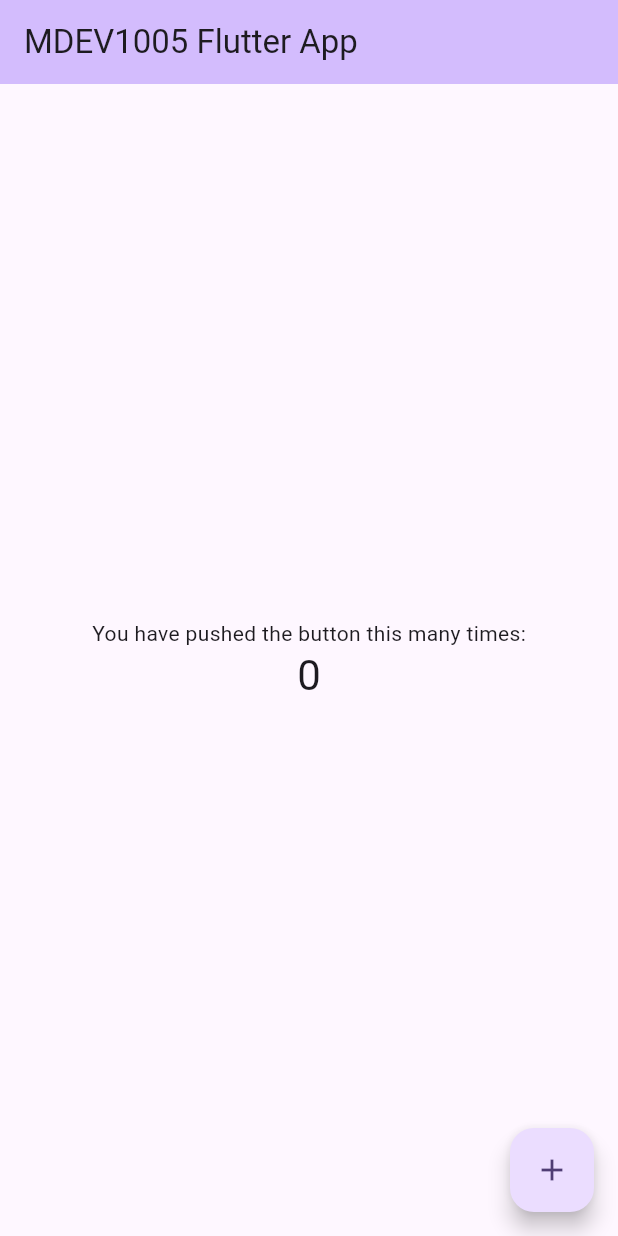
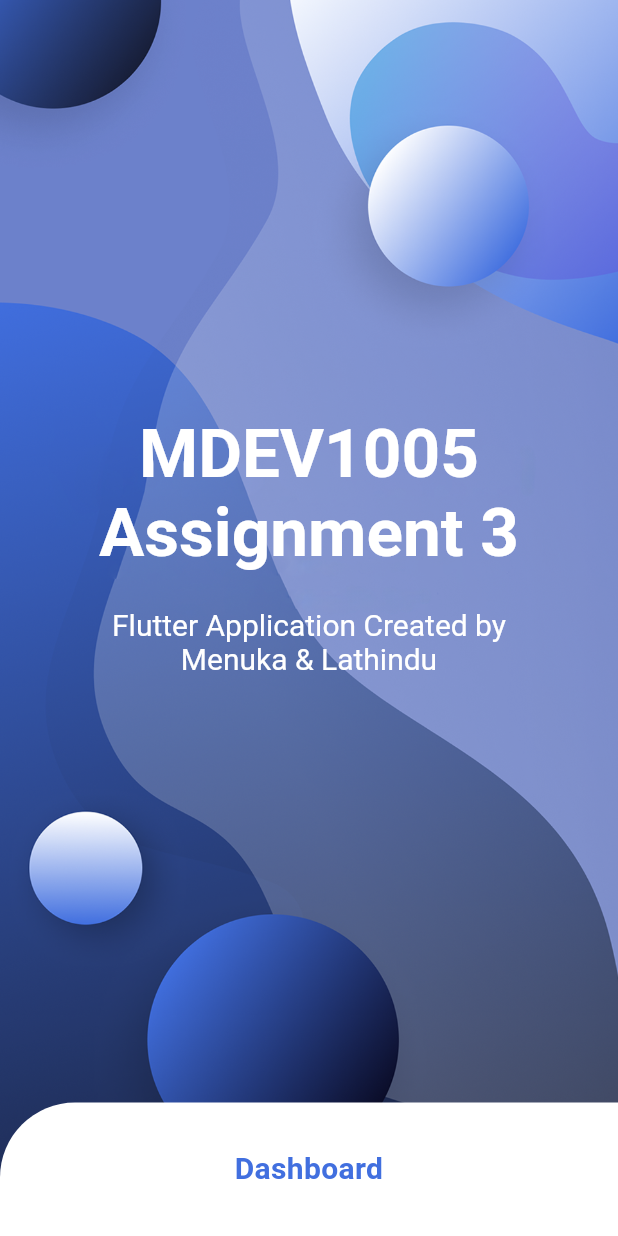
Before and after one commit to Pinto-PINTO/MDEV1005-Assignment3, a Flutter app: the screen it shows after launch, on a phone screen of 412 x 824 dp. Run offline on Flutter 3.47's test engine with Material 3 defaults, Android fonts, the phone set to English and light mode, and no system bars.

Commit message:
Created the Welcome Page

```diff
--- a/lib/main.dart
+++ b/lib/main.dart
@@ -1,4 +1,5 @@
 import 'package:flutter/material.dart';
+import 'package:mdev1005_flutter_assign3/screens/welcome_screen.dart';
 
 void main() {
   runApp(const MyApp());
@@ -11,115 +12,12 @@ class MyApp extends StatelessWidget {
   @override
   Widget build(BuildContext context) {
     return MaterialApp(
-      title: 'Flutter Demo',
+      title: 'MDEV1005 Assignment 3',
       theme: ThemeData(
-        // This is the theme of your application.
-        //
-        // TRY THIS: Try running your application with "flutter run". You'll see
-        // the application has a purple toolbar. Then, without quitting the app,
-        // try changing the seedColor in the colorScheme below to Colors.green
-        // and then invoke "hot reload" (save your changes or press the "hot
-        // reload" button in a Flutter-supported IDE, or press "r" if you used
-        // the command line to start the app).
-        //
-        // Notice that the counter didn't reset back to zero; the application
-        // state is not lost during the reload. To reset the state, use hot
-        // restart instead.
-        //
-        // This works for code too, not just values: Most code changes can be
-        // tested with just a hot reload.
         colorScheme: ColorScheme.fromSeed(seedColor: Colors.deepPurple),
         useMaterial3: true,
       ),
-      home: const MyHomePage(title: 'MDEV1005 Flutter App'),
+      home: const WelcomeScreen(),
     );
   }
 }
-
-class MyHomePage extends StatefulWidget {
-  const MyHomePage({super.key, required this.title});
-
-  // This widget is the home page of your application. It is stateful, meaning
-  // that it has a State object (defined below) that contains fields that affect
-  // how it looks.
-
-  // This class is the configuration for the state. It holds the values (in this
-  // case the title) provided by the parent (in this case the App widget) and
-  // used by the build method of the State. Fields in a Widget subclass are
-  // always marked "final".
-
-  final String title;
-
-  @override
-  State<MyHomePage> createState() => _MyHomePageState();
-}
-
-class _MyHomePageState extends State<MyHomePage> {
-  int _counter = 0;
-
-  void _incrementCounter() {
-    setState(() {
-      // This call to setState tells the Flutter framework that something has
-      // changed in this State, which causes it to rerun the build method below
-      // so that the display can reflect the updated values. If we changed
-      // _counter without calling setState(), then the build method would not be
-      // called again, and so nothing would appear to happen.
-      _counter++;
-    });
-  }
-
-  @override
-  Widget build(BuildContext context) {
-    // This method is rerun every time setState is called, for instance as done
-    // by the _incrementCounter method above.
-    //
-    // The Flutter framework has been optimized to make rerunning build methods
-    // fast, so that you can just rebuild anything that needs updating rather
-    // than having to individually change instances of widgets.
-    return Scaffold(
-      appBar: AppBar(
-        // TRY THIS: Try changing the color here to a specific color (to
-        // Colors.amber, perhaps?) and trigger a hot reload to see the AppBar
-        // change color while the other colors stay the same.
-        backgroundColor: Theme.of(context).colorScheme.inversePrimary,
-        // Here we take the value from the MyHomePage object that was created by
-        // the App.build method, and use it to set our appbar title.
-        title: Text(widget.title),
-      ),
-      body: Center(
-        // Center is a layout widget. It takes a single child and positions it
-        // in the middle of the parent.
-        child: Column(
-          // Column is also a layout widget. It takes a list of children and
-          // arranges them vertically. By default, it sizes itself to fit its
-          // children horizontally, and tries to be as tall as its parent.
-          //
-          // Column has various properties to control how it sizes itself and
-          // how it positions its children. Here we use mainAxisAlignment to
-          // center the children vertically; the main axis here is the vertical
-          // axis because Columns are vertical (the cross axis would be
-          // horizontal).
-          //
-          // TRY THIS: Invoke "debug painting" (choose the "Toggle Debug Paint"
-          // action in the IDE, or press "p" in the console), to see the
-          // wireframe for each widget.
-          mainAxisAlignment: MainAxisAlignment.center,
-          children: <Widget>[
-            const Text(
-              'You have pushed the button this many times:',
-            ),
-            Text(
-              '$_counter',
-              style: Theme.of(context).textTheme.headlineMedium,
-            ),
-          ],
-        ),
-      ),
-      floatingActionButton: FloatingActionButton(
-        onPressed: _incrementCounter,
-        tooltip: 'Increment',
-        child: const Icon(Icons.add),
-      ), // This trailing comma makes auto-formatting nicer for build methods.
-    );
-  }
-}
--- /dev/null
+++ b/lib/screens/welcome_screen.dart
@@ -0,0 +1,71 @@
+import 'package:flutter/material.dart';
+// import 'package:login_signup/screens/signin_screen.dart';
+// import 'package:login_signup/screens/signup_screen.dart';
+// import 'package:login_signup/theme/theme.dart';
+// import 'package:login_signup/widgets/custom_scaffold.dart';
+// import 'package:login_signup/widgets/welcome_button.dart';
+
+import '../widgets/custom_scaffold.dart';
+import '../widgets/welcome_button.dart';
+
+class WelcomeScreen extends StatelessWidget {
+  const WelcomeScreen({super.key});
+
+  @override
+  Widget build(BuildContext context) {
+    return CustomScaffold(
+      child: Column(
+        children: [
+          Flexible(
+              flex: 8,
+              child: Container(
+                padding: const EdgeInsets.symmetric(
+                  vertical: 0,
+                  horizontal: 40.0,
+                ),
+                child: Center(
+                  child: RichText(
+                    textAlign: TextAlign.center,
+                    text: const TextSpan(
+                      children: [
+                        TextSpan(
+                            text: 'MDEV1005 Assignment 3\n',
+                            style: TextStyle(
+                              fontSize: 45.0,
+                              fontWeight: FontWeight.w600,
+                            )),
+                        TextSpan(
+                            text:
+                            '\nFlutter Application Created by Menuka & Lathindu',
+                            style: TextStyle(
+                              fontSize: 20,
+                              // height: 0,
+                            ))
+                      ],
+                    ),
+                  ),
+                ),
+              )),
+          Flexible(
+            flex: 2,
+            child: Align(
+              alignment: Alignment.bottomRight,
+              child: Row(
+                children: [
+                  Expanded(
+                    child: WelcomeButton(
+                      buttonText: 'Dashboard',
+                      // onTap: const SignUpScreen(),
+                      color: Colors.white,
+                      textColor: Color(0xFF416FDF),
+                    ),
+                  ),
+                ],
+              ),
+            ),
+          ),
+        ],
+      ),
+    );
+  }
+}
--- /dev/null
+++ b/lib/widgets/custom_scaffold.dart
@@ -0,0 +1,30 @@
+import 'package:flutter/material.dart';
+
+class CustomScaffold extends StatelessWidget {
+  const CustomScaffold({super.key, this.child});
+  final Widget? child;
+  @override
+  Widget build(BuildContext context) {
+    return Scaffold(
+      appBar: AppBar(
+        iconTheme: const IconThemeData(color: Colors.white),
+        backgroundColor: Colors.transparent,
+        elevation: 0,
+      ),
+      extendBodyBehindAppBar: true,
+      body: Stack(
+        children: [
+          Image.asset(
+            'assets/images/bg1.png',
+            fit: BoxFit.cover,
+            width: double.infinity,
+            height: double.infinity,
+          ),
+          SafeArea(
+            child: child!,
+          ),
+        ],
+      ),
+    );
+  }
+}
--- /dev/null
+++ b/lib/widgets/welcome_button.dart
@@ -0,0 +1,42 @@
+import 'package:flutter/material.dart';
+
+class WelcomeButton extends StatelessWidget {
+  const WelcomeButton(
+      {super.key, this.buttonText, this.onTap, this.color, this.textColor});
+  final String? buttonText;
+  final Widget? onTap;
+  final Color? color;
+  final Color? textColor;
+
+  @override
+  Widget build(BuildContext context) {
+    return GestureDetector(
+      onTap: () {
+        Navigator.push(
+          context,
+          MaterialPageRoute(
+            builder: (e) => onTap!,
+          ),
+        );
+      },
+      child: Container(
+        padding: const EdgeInsets.all(30.0),
+        decoration: BoxDecoration(
+          color: color!,
+          borderRadius: const BorderRadius.only(
+            topLeft: Radius.circular(50),
+          ),
+        ),
+        child: Text(
+          buttonText!,
+          textAlign: TextAlign.center,
+          style: TextStyle(
+            fontSize: 20.0,
+            fontWeight: FontWeight.bold,
+            color: textColor!,
+          ),
+        ),
+      ),
+    );
+  }
+}
--- a/pubspec.yaml
+++ b/pubspec.yaml
@@ -59,8 +59,8 @@ flutter:
   uses-material-design: true
 
   # To add assets to your application, add an assets section, like this:
-  # assets:
-  #   - images/a_dot_burr.jpeg
+  assets:
+    - assets/images/
   #   - images/a_dot_ham.jpeg
 
   # An image asset can refer to one or more resolution-specific "variants", see
```
Also changed, not shown: assets/images/bg1.png (added).
